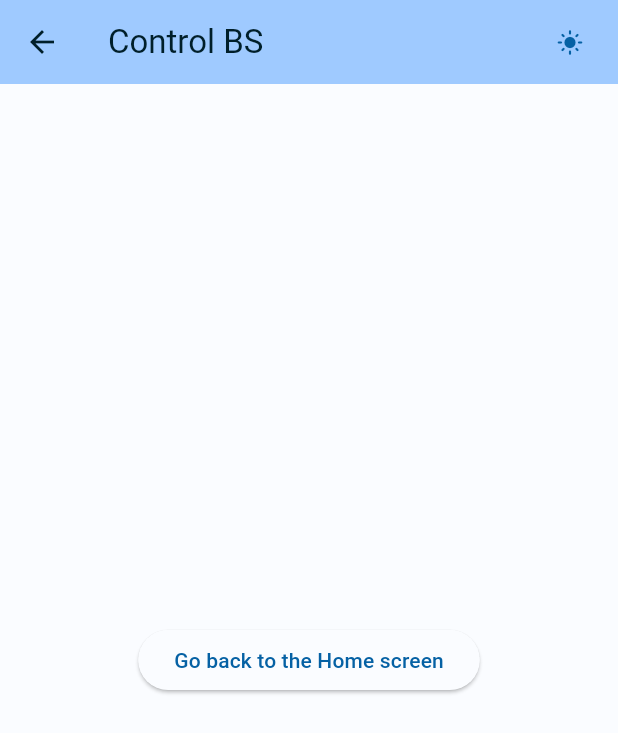
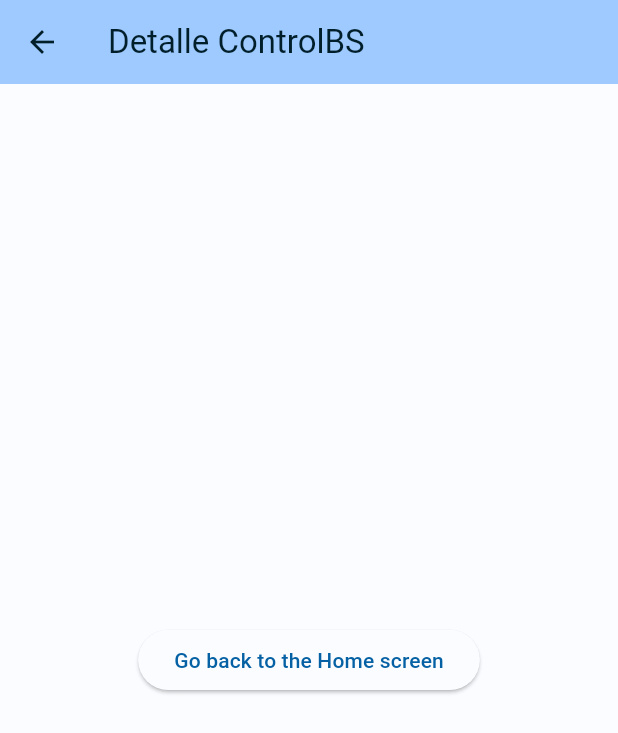
Before and after one commit to e1len-code/ControlBS-Mobile, a Flutter app: the screen it shows after launch, after a tap on "Go to the Details screen", on a phone screen of 412 x 824 dp. Shown: the top 733 px of the screen. Run offline on Flutter 3.47's test engine with Material 2 defaults, Android fonts, the light colour scheme and no system bars; our stand-ins replace go_router.

Commit message:
feat: add GoRouter and ThemeConfing

```diff
--- a/lib/details.dart
+++ b/lib/details.dart
@@ -1,4 +1,3 @@
-import 'package:controlbs_mobile/theme_stuff.dart';
 import 'package:flutter/material.dart';
 import 'package:go_router/go_router.dart';
 
@@ -11,36 +10,15 @@ class DetailsScreen extends StatefulWidget {
 }
 
 class _DetailsScreenState extends State<DetailsScreen> {
-  ThemeMode themeMode = ThemeMode.system;
-  ThemeStuff appValueNotifier = ThemeStuff.instance;
-  ChangeIconTheme appValueNotifierIcon = ChangeIconTheme.instance;
   String theme = "dark";
   @override
   Widget build(BuildContext context) {
     return Scaffold(
       appBar: AppBar(
         backgroundColor: Theme.of(context).colorScheme.inversePrimary,
-        title: Text('Control BS',
+        title: Text('Detalle ControlBS',
             style:
                 TextStyle(color: Theme.of(context).colorScheme.onBackground)),
-        actions: [
-          TextButton(
-              onPressed: () {
-                setState(() {
-                  if (theme != "dark") {
-                    appValueNotifier.updateValue(appValueNotifier.dark);
-                    theme = "dark";
-                  } else {
-                    appValueNotifier.updateValue(appValueNotifier.light);
-                    theme = "light";
-                  }
-                  appValueNotifierIcon.updateValue(theme);
-                });
-              },
-              child: Icon(appValueNotifierIcon.icon.value == "dark"
-                  ? Icons.dark_mode
-                  : Icons.light_mode))
-        ],
       ),
       body: Center(
         child: ElevatedButton(
--- a/lib/go_router.dart
+++ b/lib/go_router.dart
@@ -1,3 +1,4 @@
+import 'package:controlbs_mobile/config_theme.dart';
 import 'package:controlbs_mobile/details.dart';
 import 'package:controlbs_mobile/home_screen.dart';
 import 'package:flutter/material.dart';
@@ -17,6 +18,12 @@ final GoRouter router = GoRouter(
             return const DetailsScreen();
           },
         ),
+        GoRoute(
+          path: 'configtheme',
+          builder: (BuildContext context, GoRouterState state) {
+            return const ConfigThemeScreen();
+          },
+        ),
       ],
     ),
   ],
--- a/lib/home_screen.dart
+++ b/lib/home_screen.dart
@@ -13,8 +13,7 @@ class HomeScreen extends StatefulWidget {
 
 class _HomeScreenState extends State<HomeScreen> {
   ThemeMode themeMode = ThemeMode.system;
-  ThemeStuff appValueNotifier = ThemeStuff.instance;
-  ChangeIconTheme appValueNotifierIcon = ChangeIconTheme.instance;
+  ThemeStuff appValueNotifier = ThemeStuff.instance();
 
   String theme = "dark";
   @override
@@ -27,25 +26,8 @@ class _HomeScreenState extends State<HomeScreen> {
                 TextStyle(color: Theme.of(context).colorScheme.onBackground)),
         actions: [
           TextButton(
-              onPressed: () {
-                setState(() {
-                  if (theme != "dark") {
-                    appValueNotifier.updateValue(appValueNotifier.dark);
-                    theme = "dark";
-                  } else {
-                    appValueNotifier.updateValue(appValueNotifier.light);
-                    theme = "light";
-                  }
-                  appValueNotifierIcon.updateValue(theme);
-                });
-              },
-              child: ValueListenableBuilder(
-                  valueListenable: appValueNotifierIcon.icon,
-                  builder: (context, value, child) {
-                    return Icon("dark" == appValueNotifierIcon.icon.value
-                        ? Icons.dark_mode
-                        : Icons.light_mode);
-                  }))
+              onPressed: () => context.go('/configtheme'),
+              child: Icon("dark" == theme ? Icons.dark_mode : Icons.light_mode))
         ],
       ),
       body: Center(
--- a/lib/theme_stuff.dart
+++ b/lib/theme_stuff.dart
@@ -1,44 +1,22 @@
-import 'package:controlbs_mobile/color_schemes.g.dart';
 import 'package:flutter/material.dart';
 
 class ThemeStuff {
-  ThemeData dark = ThemeData(useMaterial3: true, colorScheme: darkColorScheme);
-  ThemeData light =
-      ThemeData(useMaterial3: true, colorScheme: lightColorScheme);
+  String themeString = "";
 
-  ValueNotifier<ThemeData> theme = ValueNotifier(
-      ThemeData(useMaterial3: true, colorScheme: lightColorScheme));
+  ValueNotifier<ThemeMode> theme = ValueNotifier(ThemeMode.system);
 
   static ThemeStuff? _instance;
-  static ThemeStuff get instance {
+  static ThemeStuff instance() {
     _instance ??= ThemeStuff._init();
     return _instance!;
   }
 
   ThemeStuff._init() {
-    theme.value = light;
+    theme.value = ThemeMode.system;
   }
 
-  void updateValue(ThemeData themes) {
+  void updateValue(ThemeMode themes) {
     theme.value = themes;
     print(theme.value);
   }
 }
-
-class ChangeIconTheme {
-  ValueNotifier<String> icon = ValueNotifier("");
-
-  static ChangeIconTheme? _instance;
-  static ChangeIconTheme get instance {
-    _instance ??= ChangeIconTheme._init();
-    return _instance!;
-  }
-
-  ChangeIconTheme._init() {
-    icon.value = "light";
-  }
-  void updateValue(String iconValue) {
-    icon.value = iconValue;
-    print(icon.value);
-  }
-}
```
Also changed, not shown: lib/config_theme.dart (added, +79 -0 lines), lib/main.dart (+10 -74 lines).
